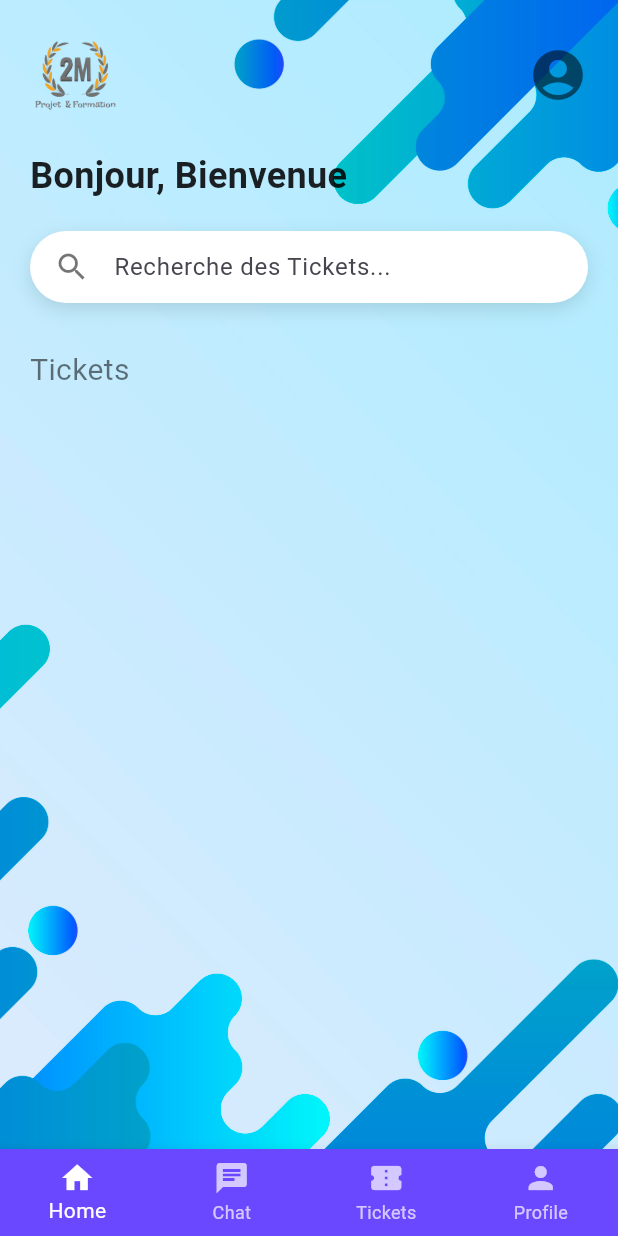
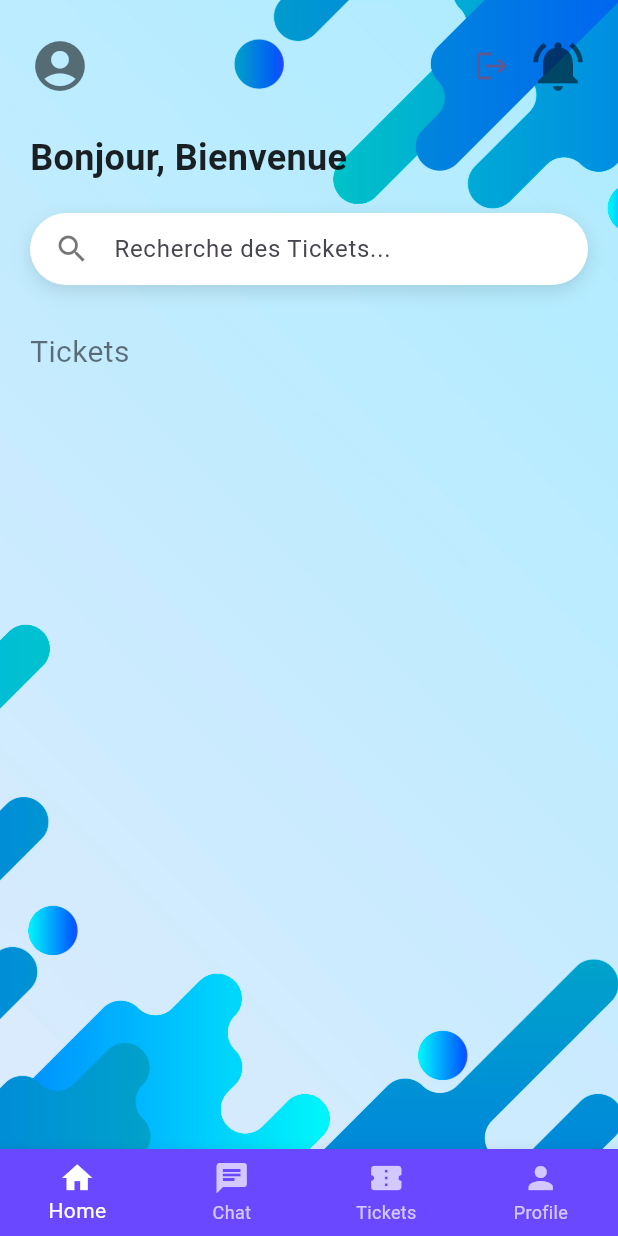
Before and after one commit to Bouba8307/flutter, a Flutter app: the screen it shows once a user with an empty profile is signed in, on a phone screen of 412 x 824 dp. Run offline on Flutter 3.47's test engine with Material 3 defaults, Android fonts, the phone set to English and light mode, and no system bars; our stand-ins replace cloud_firestore, firebase_auth, firebase_core, firebase_storage, image_picker; accounts and stored records are empty.

Commit message:
03/09 06:20

```diff
--- a/lib/authentification/home.dart
+++ b/lib/authentification/home.dart
@@ -1,4 +1,8 @@
+import 'package:firebase_auth/firebase_auth.dart';
 import 'package:flutter/material.dart';
+import 'chat.dart'; // Import the Chat screen
+import 'profile.dart'; // Import the Profile screen
+import 'tickets.dart'; // Import the Tickets screen
 
 class HomeScreen extends StatefulWidget {
   const HomeScreen({super.key});
@@ -11,6 +15,14 @@ class HomeScreen extends StatefulWidget {
 
 class HomeScreenState extends State<HomeScreen> {
   int _selectedIndex = 0;
+
+  // List of pages
+  final List<Widget> _pages = [
+    Home(),
+    Chat(),
+    Tickets(),
+    Profile(),
+  ];
 
   void _onItemTapped(int index) {
     setState(() {
@@ -25,11 +37,48 @@ class HomeScreenState extends State<HomeScreen> {
         decoration: const BoxDecoration(
           image: DecorationImage(
             image: AssetImage('assets/images/background.jpg'),
-            fit: BoxFit.cover, // Adapte l'image pour couvrir tout l'écran
+            fit: BoxFit.cover,
           ),
         ),
         child: SafeArea(
-          child: Column(
+          child: _pages[_selectedIndex], // Display the selected page
+        ),
+      ),
+      bottomNavigationBar: BottomNavigationBar(
+        type: BottomNavigationBarType.fixed,
+        backgroundColor: Color(0xFF6A48FF),
+        selectedItemColor: Colors.white,
+        unselectedItemColor: Colors.white70,
+        currentIndex: _selectedIndex,
+        onTap: _onItemTapped,
+        items: const [
+          BottomNavigationBarItem(
+            icon: Icon(Icons.home),
+            label: 'Home',
+          ),
+          BottomNavigationBarItem(
+            icon: Icon(Icons.chat),
+            label: 'Chat',
+          ),
+          BottomNavigationBarItem(
+            icon: Icon(Icons.confirmation_number),
+            label: 'Tickets',
+          ),
+          BottomNavigationBarItem(
+            icon: Icon(Icons.person),
+            label: 'Profile',
+          ),
+        ],
+      ),
+    );
+  }
+}
+
+// Dummy page widget for the home tab
+class Home extends StatelessWidget {
+  @override
+  Widget build(BuildContext context) {
+    return Column(
       crossAxisAlignment: CrossAxisAlignment.start,
       children: [
         // Logo and Profile Icon Row
@@ -38,14 +87,30 @@ class HomeScreenState extends State<HomeScreen> {
           child: Row(
             mainAxisAlignment: MainAxisAlignment.spaceBetween,
             children: [
-                    Image.asset(
-                      'assets/images/logo.png',
-                      width: 60,
-                    ),
+              // Profile Icon
               const Icon(
                 Icons.account_circle,
                 size: 40,
                 color: Colors.black54,
+              ),
+              // Actions Row
+              Row(
+                children: [
+                  IconButton(
+                    onPressed: () {
+                      FirebaseAuth.instance.signOut();
+                    },
+                    icon: Icon(
+                      Icons.logout,
+                      color: Theme.of(context).colorScheme.primary,
+                    ),
+                  ),
+                  const Icon(
+                    Icons.notifications_active,
+                    size: 40,
+                    color: Colors.black54,
+                  ),
+                ],
               ),
             ],
           ),
@@ -102,35 +167,6 @@ class HomeScreenState extends State<HomeScreen> {
         ),
         // Rest of the content goes here
       ],
-          ),
-        ),
-      ),
-      bottomNavigationBar: BottomNavigationBar(
-        type: BottomNavigationBarType.fixed,
-        backgroundColor: Color(0xFF6A48FF),
-        selectedItemColor: Colors.white,
-        unselectedItemColor: Colors.white70,
-        currentIndex: _selectedIndex,
-        onTap: _onItemTapped,
-        items: const [
-          BottomNavigationBarItem(
-            icon: Icon(Icons.home),
-            label: 'Home',
-          ),
-          BottomNavigationBarItem(
-            icon: Icon(Icons.chat),
-            label: 'Chat',
-          ),
-          BottomNavigationBarItem(
-            icon: Icon(Icons.confirmation_number),
-            label: 'Tickets',
-          ),
-          BottomNavigationBarItem(
-            icon: Icon(Icons.person),
-            label: 'Profile',
-          ),
-        ],
-      ),
     );
   }
 }
--- a/pubspec.yaml
+++ b/pubspec.yaml
@@ -37,6 +37,9 @@ dependencies:
   cupertino_icons: ^1.0.8
   firebase_core: ^3.4.0
   firebase_auth: ^5.2.0
+  firebase_storage: ^12.2.0
+  image_picker: ^1.1.2
+  cloud_firestore: ^5.3.0
 
 dev_dependencies:
   flutter_test:
```
Also changed, not shown: lib/authentification/auth.dart (+41 -4 lines), lib/authentification/chat.dart (added, +79 -0 lines), lib/authentification/profile.dart (added, +151 -0 lines), lib/authentification/tickets.dart (added, +10 -0 lines), lib/widget/user_image_picker.dart (added, +43 -0 lines), pubspec.lock, 5 other files. Lines whose indentation alone changed are shown as unchanged.
